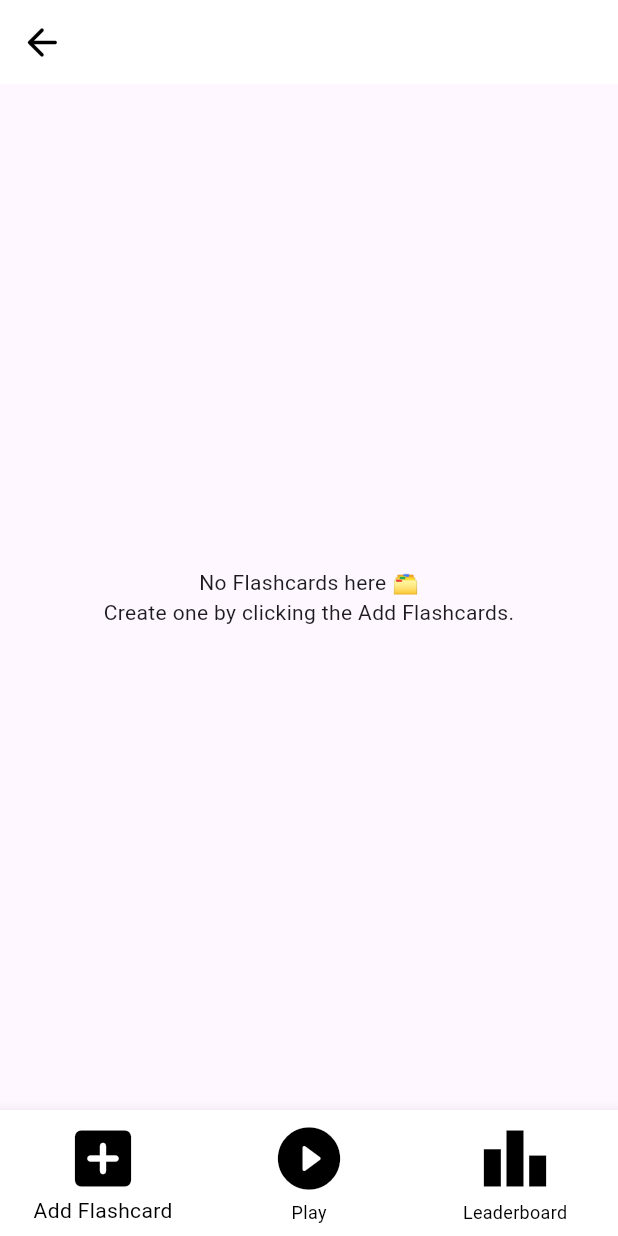
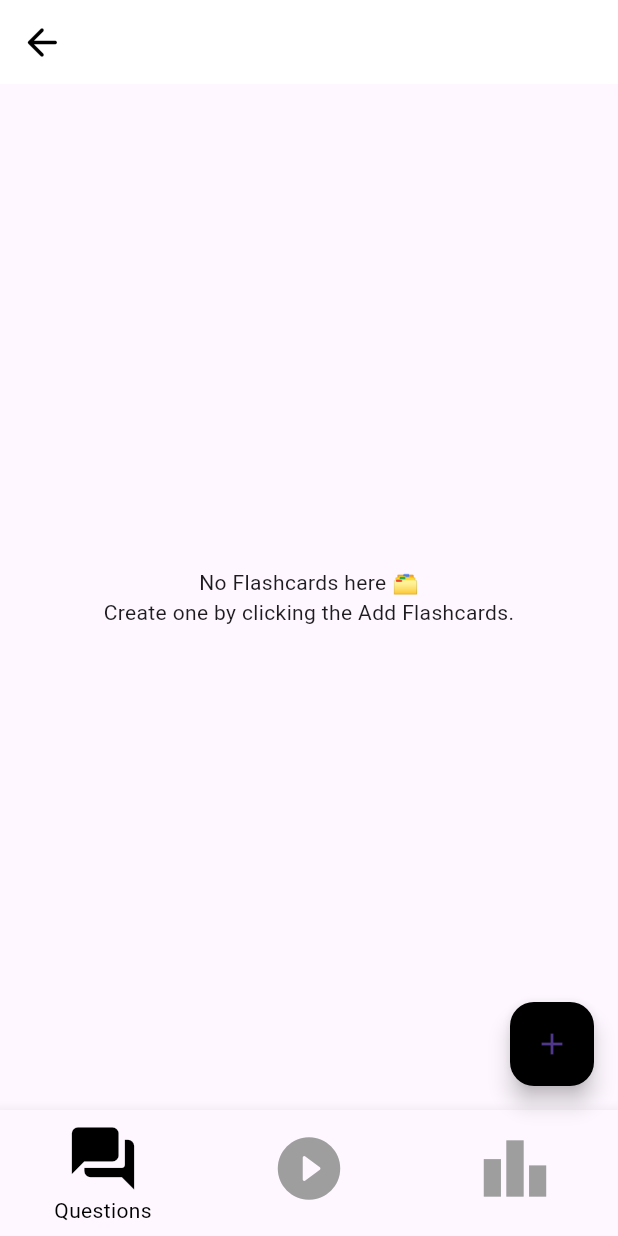
Before and after one commit to Vuelta7/AI-Quiz-App, a Flutter app: the InsideFolderMain screen opened directly with empty values, on a phone screen of 412 x 824 dp. Run offline on Flutter 3.47's test engine with Material 3 defaults, Android fonts, the phone set to English and light mode, and no system bars; our stand-ins replace audioplayers, cloud_firestore, firebase_auth, firebase_core, flutter_local_notifications, shared_preferences; missing offline and left inert: flex_color_picker; accounts and stored records are empty.

Commit message:
did some update in the insidefolder

```diff
--- a/lib/A start page/auth_screen.dart
+++ b/lib/A start page/auth_screen.dart
@@ -95,7 +95,7 @@ class _AuthScreenState extends State<AuthScreen> {
     Navigator.pushReplacement(
       context,
       MaterialPageRoute(
-        builder: (context) => HomeMainScreen(userId: firebaseUser.uid),
+        builder: (context) => HomeMain(userId: firebaseUser.uid),
       ),
     );
   }
@@ -122,7 +122,7 @@ class _AuthScreenState extends State<AuthScreen> {
 
       Navigator.pushReplacement(
         context,
-        MaterialPageRoute(builder: (context) => HomeMainScreen(userId: userId)),
+        MaterialPageRoute(builder: (context) => HomeMain(userId: userId)),
       );
 
       ScaffoldMessenger.of(context).showSnackBar(
--- a/lib/A start page/splash_screen.dart
+++ b/lib/A start page/splash_screen.dart
@@ -57,7 +57,7 @@ class SplashScreenState extends State<SplashScreen>
     if (userId != null) {
       Navigator.pushReplacement(
         context,
-        MaterialPageRoute(builder: (context) => HomeMainScreen(userId: userId)),
+        MaterialPageRoute(builder: (context) => HomeMain(userId: userId)),
       );
     } else {
       Navigator.pushReplacement(
--- a/lib/C folder page/inside_folder_widget.dart
+++ b/lib/C folder page/inside_folder_widget.dart
@@ -27,12 +27,9 @@ class _InsideFolderMainState extends State<InsideFolderMain> {
 
   void _onItemTapped(int index) async {
     if (index == 0) {
-      Navigator.push(
-        context,
-        MaterialPageRoute(
-          builder: (context) => AddFlashCardScreen(folderId: widget.folderId),
-        ),
-      );
+      setState(() {
+        _selectedIndex = index;
+      });
     } else if (index == 1) {
       try {
         final questionsSnapshot = await FirebaseFirestore.instance
@@ -74,16 +71,10 @@ class _InsideFolderMainState extends State<InsideFolderMain> {
         );
       }
     } else if (index == 2) {
-      Navigator.push(
-        context,
-        MaterialPageRoute(
-          builder: (context) => LeaderboardScreen(folderId: widget.folderId),
-        ),
-      );
-    }
       setState(() {
         _selectedIndex = index;
       });
+    }
   }
 
   @override
@@ -104,44 +95,49 @@ class _InsideFolderMainState extends State<InsideFolderMain> {
         ),
         backgroundColor: Colors.white,
       ),
-        body: Column(
+      body: IndexedStack(
+        index: _selectedIndex,
         children: [
-            Expanded(
-              child: InsideFolderBody(folderId: widget.folderId),
+          QuestionsPage(folderId: widget.folderId),
+          Container(),
+          LeaderboardPage(folderId: widget.folderId),
+        ],
+      ),
+      floatingActionButton: FloatingActionButton(
+        onPressed: () {
+          Navigator.push(
+            context,
+            MaterialPageRoute(
+              builder: (context) =>
+                  AddFlashCardScreen(folderId: widget.folderId),
+            ),
+          );
+        },
+        backgroundColor: Colors.black,
+        child: const Icon(Icons.add),
+      ),
+      bottomNavigationBar: BottomNavigationBar(
+        currentIndex: _selectedIndex,
+        onTap: _onItemTapped,
+        selectedItemColor: Colors.black,
+        unselectedItemColor: Colors.grey,
+        showSelectedLabels: true,
+        showUnselectedLabels: false,
+        items: const <BottomNavigationBarItem>[
+          BottomNavigationBarItem(
+            icon: Icon(Icons.question_answer_rounded, size: 50),
+            label: 'Questions',
+          ),
+          BottomNavigationBarItem(
+            icon: Icon(Icons.play_circle_fill_rounded, size: 50),
+            label: 'Play',
+          ),
+          BottomNavigationBarItem(
+            icon: Icon(Icons.leaderboard, size: 50),
+            label: 'Leaderboard',
           ),
         ],
       ),
-        bottomNavigationBar: StreamBuilder<QuerySnapshot>(
-          stream: FirebaseFirestore.instance
-              .collection('folders')
-              .doc(widget.folderId)
-              .collection('questions')
-              .snapshots(),
-          builder: (context, snapshot) {
-            return BottomNavigationBar(
-              backgroundColor: Colors.white,
-              currentIndex: _selectedIndex,
-              onTap: _onItemTapped,
-              selectedItemColor: Colors.black,
-              unselectedItemColor: Colors.black,
-              items: const <BottomNavigationBarItem>[
-                BottomNavigationBarItem(
-                  icon: Icon(Icons.add_box_rounded,
-                      size: 50, color: Colors.black),
-                  label: 'Add Flashcard',
-                ),
-                BottomNavigationBarItem(
-                  icon: Icon(Icons.play_circle_fill_rounded,
-                      size: 50, color: Colors.black),
-                  label: 'Play',
-                ),
-                BottomNavigationBarItem(
-                  icon: Icon(Icons.leaderboard, size: 50, color: Colors.black),
-                  label: 'Leaderboard',
-                ),
-              ],
     );
-          },
-        ));
   }
 }
--- a/lib/C folder page/questions_page.dart
+++ b/lib/C folder page/questions_page.dart
@@ -2,10 +2,10 @@ import 'package:cloud_firestore/cloud_firestore.dart';
 import 'package:flutter/material.dart';
 import 'package:learn_n/C%20folder%20page/flashcard_model_widget.dart';
 
-class InsideFolderBody extends StatelessWidget {
+class QuestionsPage extends StatelessWidget {
   final String folderId;
 
-  const InsideFolderBody({super.key, required this.folderId});
+  const QuestionsPage({super.key, required this.folderId});
 
   @override
   Widget build(BuildContext context) {
```
Also changed, not shown: lib/B home page/home_main_screen.dart (+5 -5 lines), lib/C folder page/leaderboards.dart (+3 -24 lines). Lines whose indentation alone changed are shown as unchanged.
